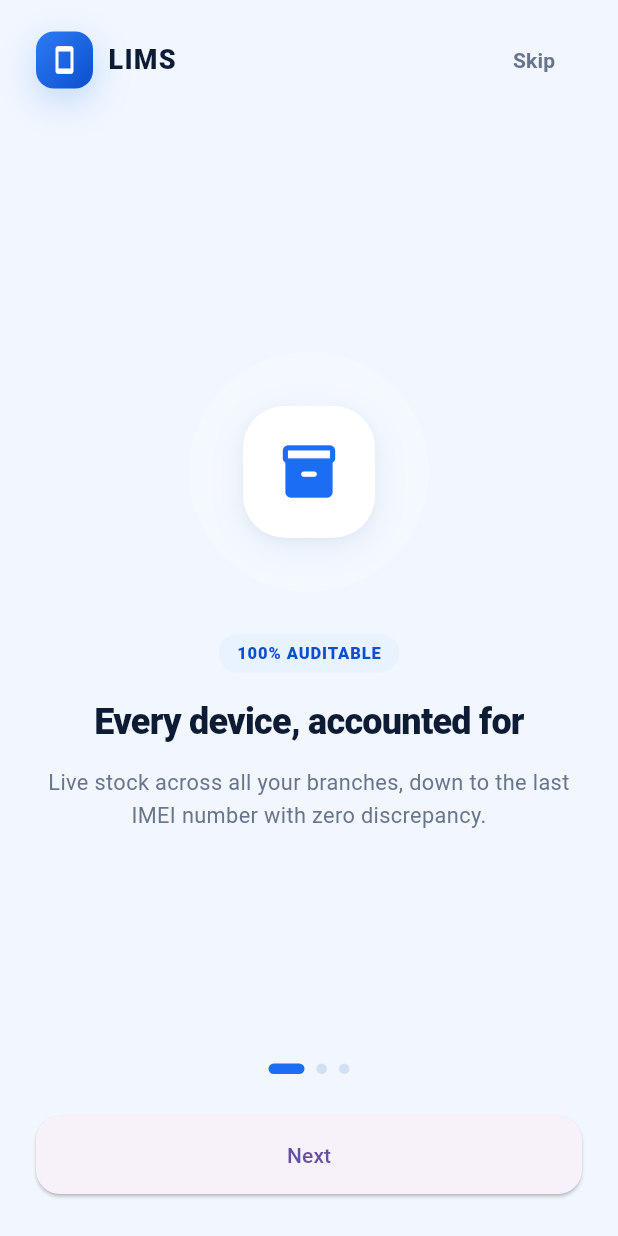
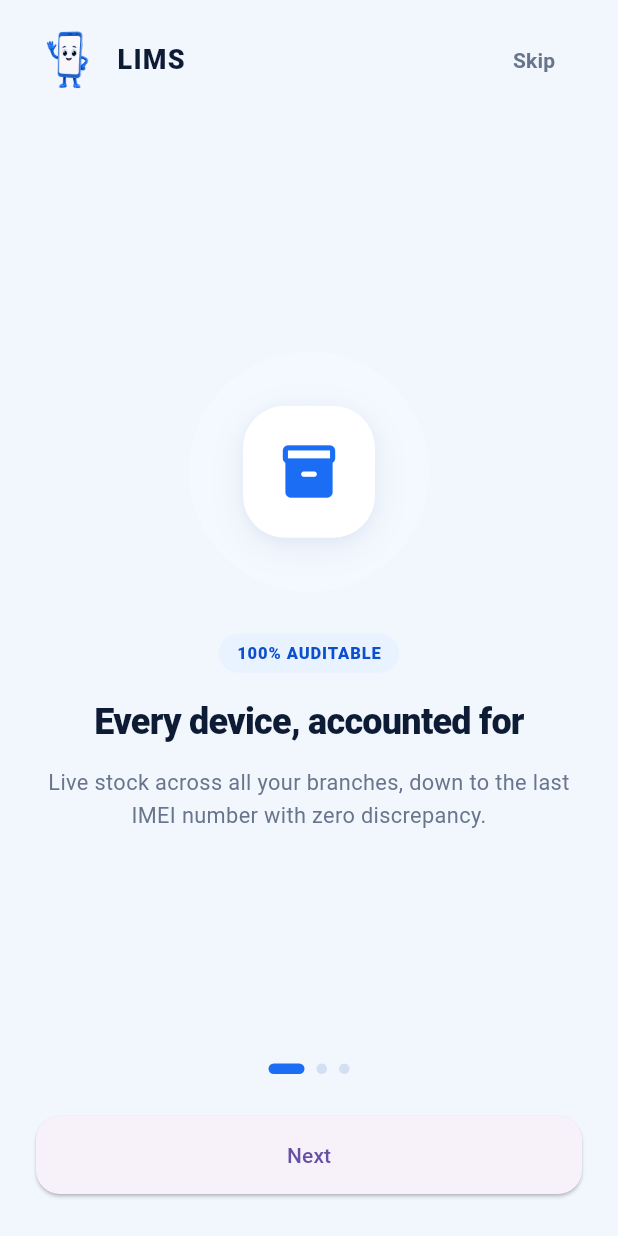
Before and after one commit to mwijay12/loanapp, a Flutter app: the OnboardingScreen screen opened directly, on a phone screen of 412 x 824 dp. Run offline on Flutter 3.47's test engine with Material 3 defaults, Android fonts, the phone set to English and light mode, and no system bars; our stand-ins replace flutter_riverpod, geolocator, go_router, pdf, permission_handler, printing and 1 more; accounts and stored records are empty.

Commit message:
feat(brand): transparent product cut-outs and mascot on onboarding
The three product assets shipped with a baked white background, so they rendered
as white boxes inside the gradient hero cards. Their backgrounds are removed and
the files are re-encoded as RGBA PNG; originals are kept outside the repo.

The onboarding header used a generic smartphone glyph, which read as placeholder
art next to a real product card. It now uses the brand mascot.

```diff
--- a/frontend/lib/features/onboarding/presentation/onboarding_screen.dart
+++ b/frontend/lib/features/onboarding/presentation/onboarding_screen.dart
@@ -74,19 +74,13 @@ class _OnboardingScreenState extends State<OnboardingScreen> {
                 children: [
                   Row(
                     children: [
-                      Container(
-                        width: 38,
-                        height: 38,
-                        decoration: BoxDecoration(
-                          gradient: AppTheme.brandGradient,
-                          borderRadius: BorderRadius.circular(12),
-                          boxShadow: AppTheme.shadowBrand,
-                        ),
-                        child: const Icon(
-                          Icons.smartphone_rounded,
-                          color: Colors.white,
-                          size: 20,
-                        ),
+                      // The mascot replaces the generic phone glyph so the
+                      // brand mark matches the onboarding artwork.
+                      Image.asset(
+                        'assets/images/mascot.png',
+                        width: 44,
+                        height: 44,
+                        fit: BoxFit.contain,
                       ),
                       const SizedBox(width: 10),
                       const Text(
```
Also changed, not shown: frontend/assets/images/blue_iphones_duo.png, frontend/assets/images/hero_phones.png (added), frontend/assets/images/mascot.png (added), frontend/assets/images/redmi_note_13_pro.png, frontend/assets/images/samsung_galaxy_ultra.png.
